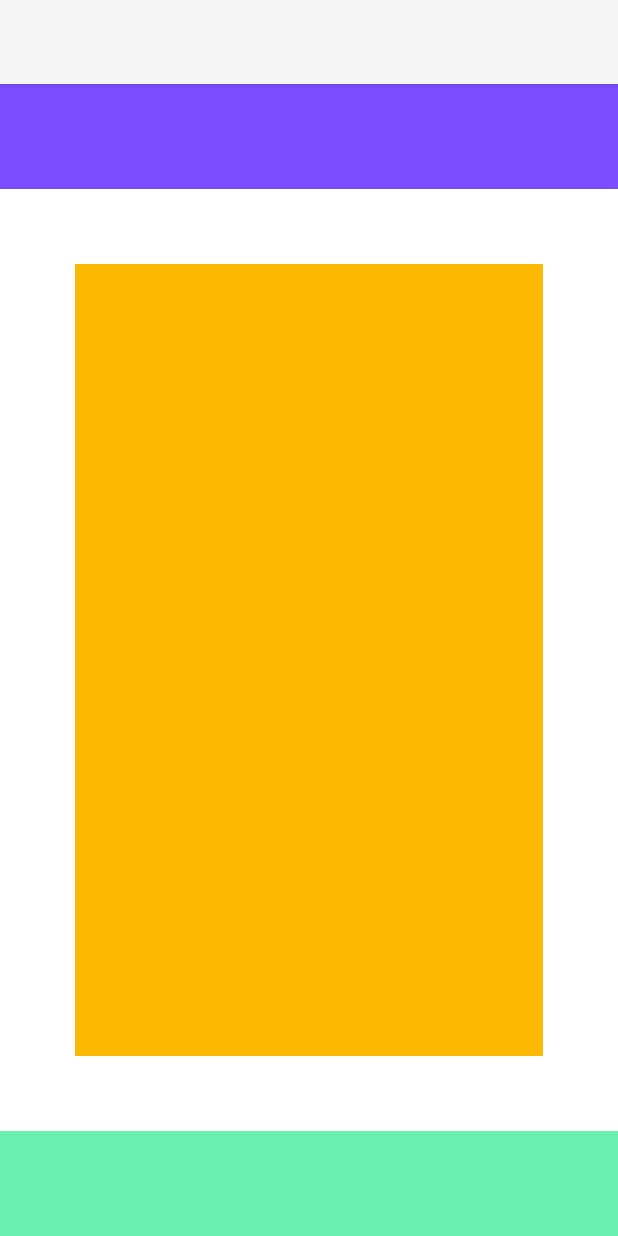
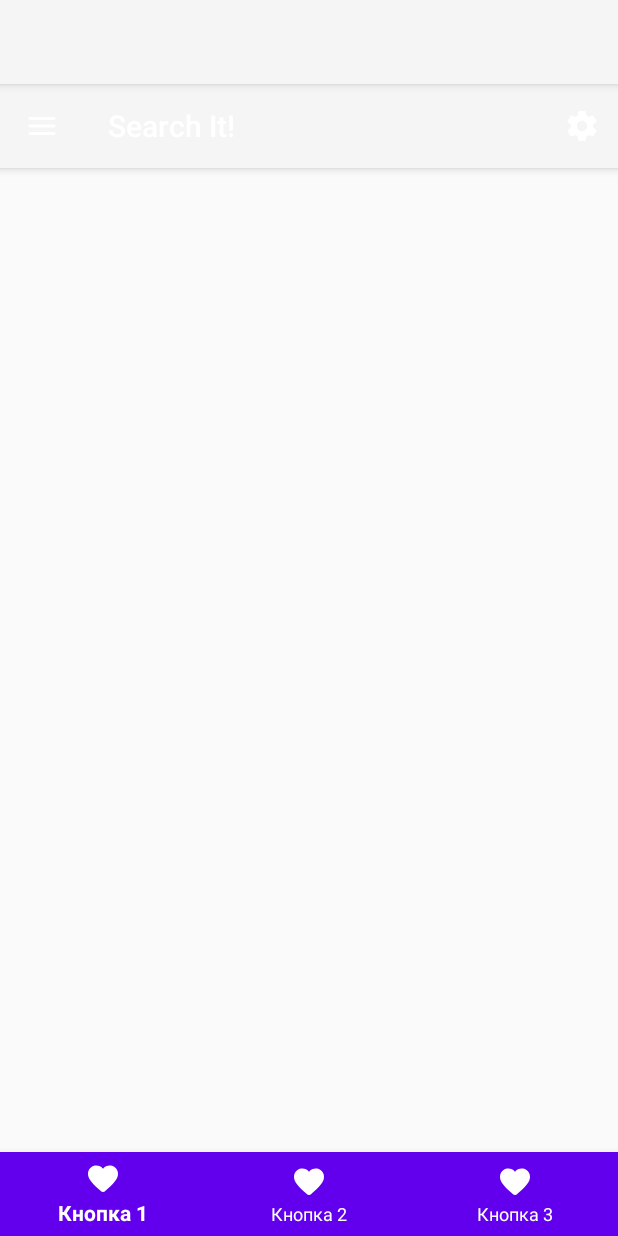
Before and after one commit to rbellab/FilmsSearchApp, an Android app: the screen it shows after launch (MainActivity), on a phone screen of 412 x 824 dp. Run offline under Robolectric (Android 15) with nearby library versions, the phone set to English and light mode, and no system bars.

Commit message:
Base layout created

```diff
--- /dev/null
+++ b/app/src/main/res/drawable/ic_round_favorite_24.xml
@@ -0,0 +1,5 @@
+<vector android:height="24dp" android:tint="#FFFFFF"
+    android:viewportHeight="24" android:viewportWidth="24"
+    android:width="24dp" xmlns:android="http://schemas.android.com/apk/res/android">
+    <path android:fillColor="@android:color/white" android:pathData="M13.35,20.13c-0.76,0.69 -1.93,0.69 -2.69,-0.01l-0.11,-0.1C5.3,15.27 1.87,12.16 2,8.28c0.06,-1.7 0.93,-3.33 2.34,-4.29 2.64,-1.8 5.9,-0.96 7.66,1.1 1.76,-2.06 5.02,-2.91 7.66,-1.1 1.41,0.96 2.28,2.59 2.34,4.29 0.14,3.88 -3.3,6.99 -8.55,11.76l-0.1,0.09z"/>
+</vector>
--- /dev/null
+++ b/app/src/main/res/drawable/ic_round_menu_24.xml
@@ -0,0 +1,5 @@
+<vector android:height="24dp" android:tint="#FFFFFF"
+    android:viewportHeight="24" android:viewportWidth="24"
+    android:width="24dp" xmlns:android="http://schemas.android.com/apk/res/android">
+    <path android:fillColor="@android:color/white" android:pathData="M4,18h16c0.55,0 1,-0.45 1,-1s-0.45,-1 -1,-1L4,16c-0.55,0 -1,0.45 -1,1s0.45,1 1,1zM4,13h16c0.55,0 1,-0.45 1,-1s-0.45,-1 -1,-1L4,11c-0.55,0 -1,0.45 -1,1s0.45,1 1,1zM3,7c0,0.55 0.45,1 1,1h16c0.55,0 1,-0.45 1,-1s-0.45,-1 -1,-1L4,6c-0.55,0 -1,0.45 -1,1z"/>
+</vector>
--- /dev/null
+++ b/app/src/main/res/drawable/ic_round_settings_24.xml
@@ -0,0 +1,5 @@
+<vector android:height="24dp" android:tint="#FFFFFF"
+    android:viewportHeight="24" android:viewportWidth="24"
+    android:width="24dp" xmlns:android="http://schemas.android.com/apk/res/android">
+    <path android:fillColor="@android:color/white" android:pathData="M19.43,12.98c0.04,-0.32 0.07,-0.64 0.07,-0.98s-0.03,-0.66 -0.07,-0.98l2.11,-1.65c0.19,-0.15 0.24,-0.42 0.12,-0.64l-2,-3.46c-0.12,-0.22 -0.39,-0.3 -0.61,-0.22l-2.49,1c-0.52,-0.4 -1.08,-0.73 -1.69,-0.98l-0.38,-2.65C14.46,2.18 14.25,2 14,2h-4c-0.25,0 -0.46,0.18 -0.49,0.42l-0.38,2.65c-0.61,0.25 -1.17,0.59 -1.69,0.98l-2.49,-1c-0.23,-0.09 -0.49,0 -0.61,0.22l-2,3.46c-0.13,0.22 -0.07,0.49 0.12,0.64l2.11,1.65c-0.04,0.32 -0.07,0.65 -0.07,0.98s0.03,0.66 0.07,0.98l-2.11,1.65c-0.19,0.15 -0.24,0.42 -0.12,0.64l2,3.46c0.12,0.22 0.39,0.3 0.61,0.22l2.49,-1c0.52,0.4 1.08,0.73 1.69,0.98l0.38,2.65c0.03,0.24 0.24,0.42 0.49,0.42h4c0.25,0 0.46,-0.18 0.49,-0.42l0.38,-2.65c0.61,-0.25 1.17,-0.59 1.69,-0.98l2.49,1c0.23,0.09 0.49,0 0.61,-0.22l2,-3.46c0.12,-0.22 0.07,-0.49 -0.12,-0.64l-2.11,-1.65zM12,15.5c-1.93,0 -3.5,-1.57 -3.5,-3.5s1.57,-3.5 3.5,-3.5 3.5,1.57 3.5,3.5 -1.57,3.5 -3.5,3.5z"/>
+</vector>
--- a/app/src/main/res/layout/activity_main.xml
+++ b/app/src/main/res/layout/activity_main.xml
@@ -1,46 +1,38 @@
 <?xml version="1.0" encoding="utf-8"?>
-
-<!-- Главный контэйнер экрана -->
-<RelativeLayout
+<androidx.constraintlayout.widget.ConstraintLayout
     xmlns:android="http://schemas.android.com/apk/res/android"
     xmlns:tools="http://schemas.android.com/tools"
-    android:id="@+id/main_container"
     android:layout_width="match_parent"
     android:layout_height="match_parent"
+    xmlns:app="http://schemas.android.com/apk/res-auto"
     tools:context=".MainActivity">
 
-    <!--  Контейнер под верхнее меню -->
-    <RelativeLayout
-        android:id="@+id/top_bar"
+    <com.google.android.material.appbar.AppBarLayout
         android:layout_width="match_parent"
-        android:layout_height="70dp"
-        android:layout_centerHorizontal="true"
-        android:background="#7C4DFF" />
+        android:layout_height="wrap_content"
+        app:layout_constraintTop_toTopOf="parent">
 
-    <!--  Контейнер под основной контент -->
-    <RelativeLayout
-        android:id="@+id/content_area"
+        <com.google.android.material.appbar.MaterialToolbar
+            android:id="@+id/topAppBar"
+            android:layout_width="match_parent"
+            android:layout_height="?attr/actionBarSize"
+            app:title="Search It!"
+            app:titleTextColor="@android:color/white"
+            app:menu="@menu/top_app_bar"
+            app:navigationIcon="@drawable/ic_round_menu_24">
+        </com.google.android.material.appbar.MaterialToolbar>
+
+    </com.google.android.material.appbar.AppBarLayout>
+
+    <com.google.android.material.bottomnavigation.BottomNavigationView
+        android:id="@+id/bottom_navigation"
         android:layout_width="match_parent"
-        android:layout_height="match_parent"
-        android:layout_above="@id/bottom_bar"
-        android:layout_below="@id/top_bar"
-        android:background="#ffffff">
+        android:layout_height="wrap_content"
+        android:background="#FF6200EE"
+        app:itemTextColor="@android:color/white"
+        app:itemIconTint="@android:color/white"
+        app:labelVisibilityMode="labeled"
+        app:layout_constraintBottom_toBottomOf="parent"
+        app:menu="@menu/navigation_menu" />
 
-        <!--  Собственно наш контент -->
-        <View
-            android:id="@+id/content"
-            android:layout_width="match_parent"
-            android:layout_height="match_parent"
-            android:layout_margin="50dp"
-            android:background="#FBB902" />
-    </RelativeLayout>
-
-    <!--  Контейнер под нижнее меню  -->
-    <RelativeLayout
-        android:id="@+id/bottom_bar"
-        android:layout_width="match_parent"
-        android:layout_height="70dp"
-        android:layout_alignParentBottom="true"
-        android:background="#69F0AE" />
-
-</RelativeLayout>
+</androidx.constraintlayout.widget.ConstraintLayout>
--- /dev/null
+++ b/app/src/main/res/menu/navigation_menu.xml
@@ -0,0 +1,24 @@
+<?xml version="1.0" encoding="utf-8"?>
+<menu
+    xmlns:android="http://schemas.android.com/apk/res/android"
+    xmlns:app="http://schemas.android.com/apk/res-auto">
+
+    <item
+        android:id="@+id/favorites"
+        android:icon="@drawable/ic_round_favorite_24"
+        android:title="Кнопка 1"
+        app:showAsAction="withText"/>
+
+    <item
+        android:id="@+id/favorites2"
+        android:icon="@drawable/ic_round_favorite_24"
+        android:title="Кнопка 2"
+        app:showAsAction="withText"/>
+
+    <item
+        android:id="@+id/favorites3"
+        android:icon="@drawable/ic_round_favorite_24"
+        android:title="Кнопка 3"
+        app:showAsAction="withText"/>
+
+</menu>
--- /dev/null
+++ b/app/src/main/res/menu/top_app_bar.xml
@@ -0,0 +1,10 @@
+<?xml version="1.0" encoding="utf-8"?>
+<menu
+    xmlns:android="http://schemas.android.com/apk/res/android"
+    xmlns:app="http://schemas.android.com/apk/res-auto">
+    <item
+        android:id="@+id/settings"
+        android:title="Настройки"
+        android:icon="@drawable/ic_round_settings_24"
+        app:showAsAction="ifRoom"/>
+</menu>
```
